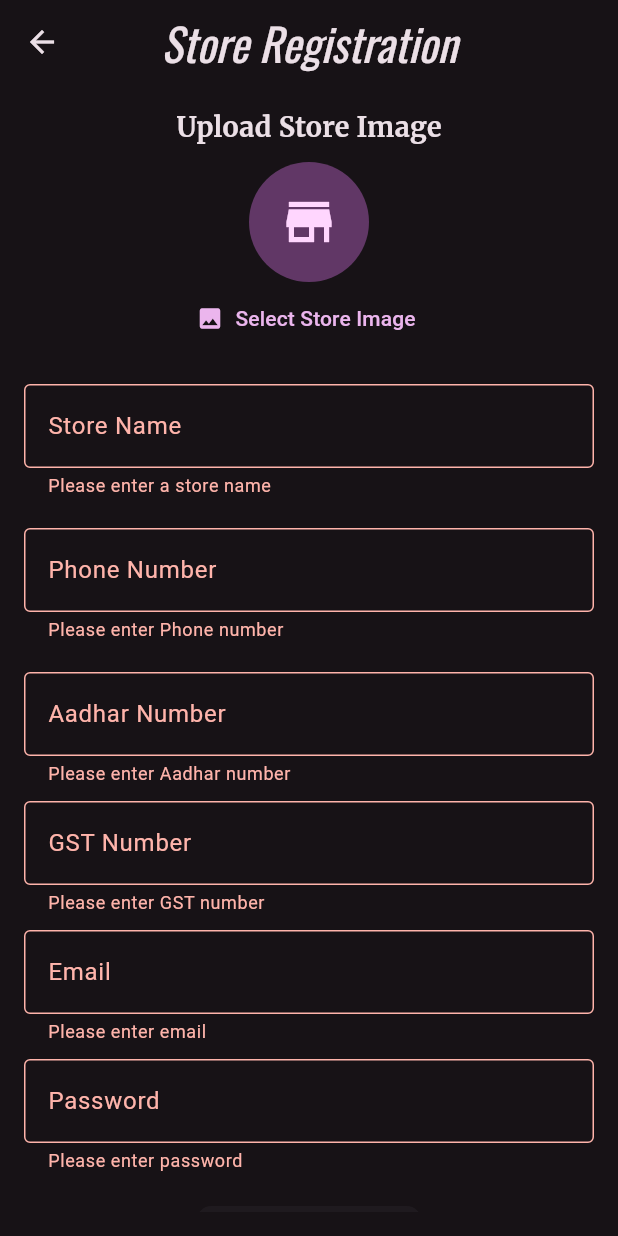
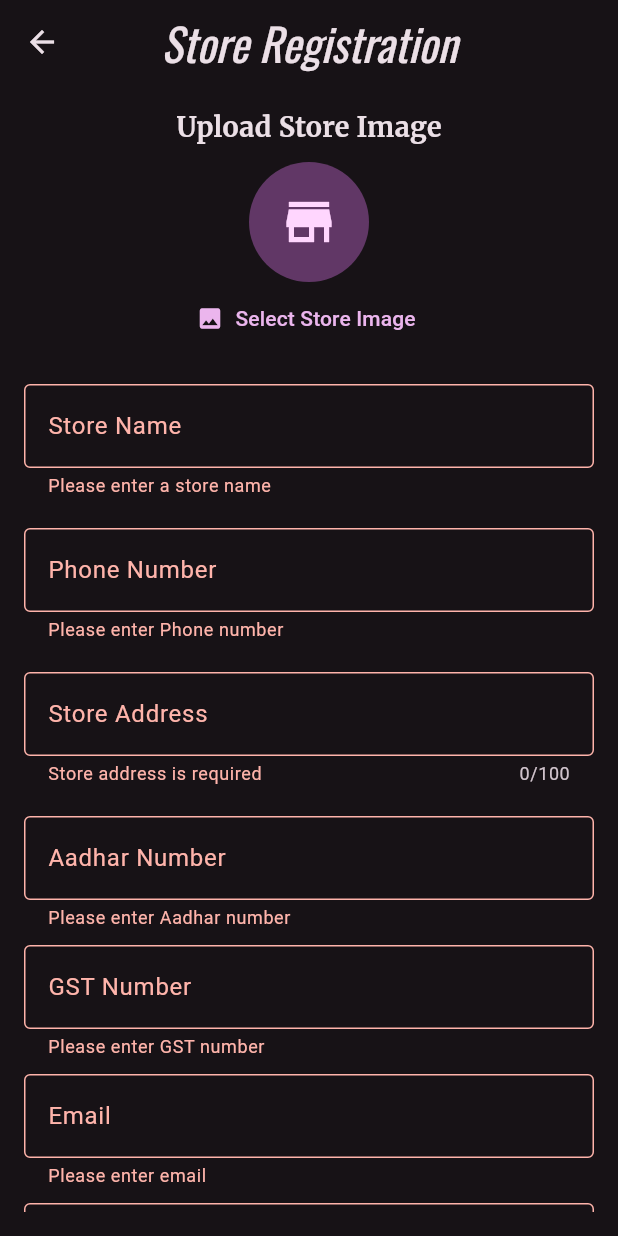
Before and after one commit to rhtmahour/go90Stores, a Flutter app: the StoreRegistration screen opened directly, after a tap on "Register Store", on a phone screen of 412 x 824 dp. Run offline on Flutter 3.47's test engine with Material 3 defaults, Android fonts, the light colour scheme and no system bars; our stand-ins replace cloud_firestore, csv, file_picker, firebase_auth, firebase_core, firebase_database and 4 more; accounts and stored records are empty; network calls fail.

Commit message:
code on date 04-02-2025

```diff
--- a/lib/store_registration.dart
+++ b/lib/store_registration.dart
@@ -16,6 +16,7 @@ class _StoreRegistrationState extends State<StoreRegistration> {
   File? _storeImage;
   final TextEditingController _storeNameController = TextEditingController();
   final TextEditingController _phoneController = TextEditingController();
+  final TextEditingController _storeAddressController = TextEditingController();
   final TextEditingController _aadharController = TextEditingController();
   final TextEditingController _gstController = TextEditingController();
   final TextEditingController _emailController = TextEditingController();
@@ -41,6 +42,7 @@ class _StoreRegistrationState extends State<StoreRegistration> {
     try {
       await FirebaseFirestore.instance.collection('stores').add({
         'storename': _storeNameController.text,
+        'storeAddress': _storeAddressController.text,
         'aadharNumber': _aadharController.text,
         'phone': _phoneController.text,
         'gstNumber': _gstController.text,
@@ -119,6 +121,31 @@ class _StoreRegistrationState extends State<StoreRegistration> {
                       }
                       return null;
                     },
+                  ),
+                  const SizedBox(height: 20),
+                  TextFormField(
+                    controller: _storeAddressController,
+                    decoration: InputDecoration(
+                      labelText: 'Store Address',
+                      hintText: 'Enter store address',
+                      border: OutlineInputBorder(),
+                      errorMaxLines: 2, // Allow multiline error messages
+                    ),
+                    maxLength: 100, // Condition: Limit address length
+                    validator: (value) {
+                      if (value == null || value.trim().isEmpty) {
+                        return 'Store address is required';
+                      }
+                      if (value.length < 5) {
+                        return 'Address must be at least 5 characters';
+                      }
+                      if (RegExp(r'[!@#\$%^&*(),?":{}|<>]').hasMatch(value)) {
+                        return 'Special characters are not allowed';
+                      }
+                      return null;
+                    },
+                    autovalidateMode: AutovalidateMode
+                        .onUserInteraction, // Validates as user types
                   ),
                   const SizedBox(height: 20),
                   TextFormField(
--- a/lib/storedetailpage.dart
+++ b/lib/storedetailpage.dart
@@ -35,7 +35,7 @@ void showStoreDetailsDialog(BuildContext context, String storeId) async {
           final String storename = storeData['storename'] ?? 'N/A';
           final String email = storeData['email'] ?? 'N/A';
           final String phone = storeData['phone'] ?? 'N/A';
-          final String address = storeData['address'] ?? 'N/A';
+          final String address = storeData['storeAddress'] ?? 'N/A';
           final String gstNumber = storeData['gstNumber'] ?? 'N/A';
           final String status = storeData['status'] ?? 'N/A';
           final String imageUrl = storeData['storeImage'] ?? '';
```
Also changed, not shown: lib/admindashboard.dart (+11 -3 lines).
